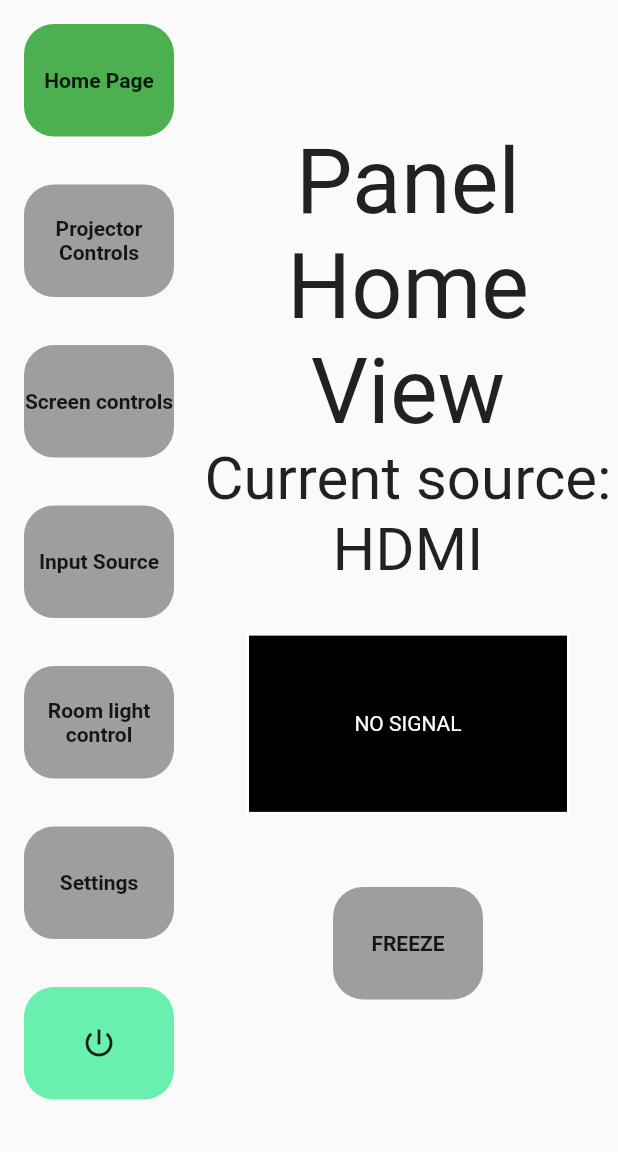
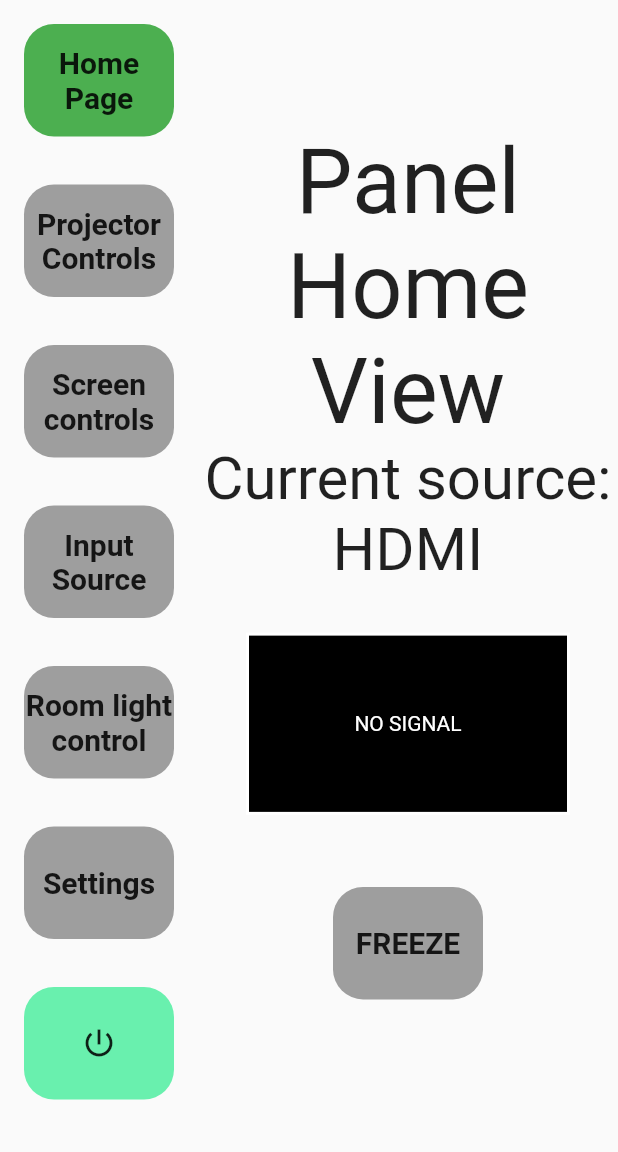
Before and after one commit to hautaniemip/CT30A2803-HT, a Flutter app: the screen it shows after launch, on a phone screen of 412 x 824 dp, the part 84-1236 px from its top. Run offline on Flutter 3.47's test engine with Material 2 defaults, Android fonts, the phone set to English and light mode, and no system bars; our stand-ins replace shared_preferences.

Commit message:
Even more style changes

```diff
--- a/lib/sections.dart
+++ b/lib/sections.dart
@@ -413,7 +413,7 @@ class SettingsSection extends StatelessWidget {
         ),
         const Padding(padding: EdgeInsets.all(32)),
         SizedBox(
-          width: 300,
+          width: 400,
           child: Row(
             mainAxisAlignment: MainAxisAlignment.spaceBetween,
             children: const [
@@ -428,7 +428,7 @@ class SettingsSection extends StatelessWidget {
           ),
         ),
         SizedBox(
-          width: 300,
+          width: 400,
           child: Row(
             mainAxisAlignment: MainAxisAlignment.spaceBetween,
             children: const [
@@ -443,7 +443,7 @@ class SettingsSection extends StatelessWidget {
           ),
         ),
         SizedBox(
-          width: 300,
+          width: 400,
           child: Row(
             mainAxisAlignment: MainAxisAlignment.spaceBetween,
             children: const [
--- a/lib/widgets.dart
+++ b/lib/widgets.dart
@@ -70,8 +70,9 @@ class ButtonState extends State<Button> {
                 Text(
                   active ? widget.label : (widget.secondaryLabel ?? widget.label),
                   textAlign: TextAlign.center,
-                  style: TextStyle(
-  	                fontWeight: FontWeight.bold,
+                  style: const TextStyle(
+                    fontSize: 20,
+  	                fontWeight: FontWeight.w700,
                   ),
                 ),
             ],
@@ -137,8 +138,9 @@ class TabButton extends StatelessWidget {
                 Text(
                   selectedPage == pageNumber ? label : (secondaryLabel ?? label),
                   textAlign: TextAlign.center,
-                  style: TextStyle(
-  	                fontWeight: FontWeight.bold,
+                  style: const TextStyle(
+                    fontSize: 20,
+  	                fontWeight: FontWeight.w700,
                   ),
                 ),
             ],
@@ -209,7 +211,12 @@ class DropdownState extends State<Dropdown> {
           .map<DropdownMenuItem<String>>((String value) {
         return DropdownMenuItem<String>(
           value: value,
-          child: Text(value),
+          child: Text(
+            value,
+            style: const TextStyle(
+              fontSize: 24,
+            ),
+          ),
         );
       }).toList(),
     );
```
